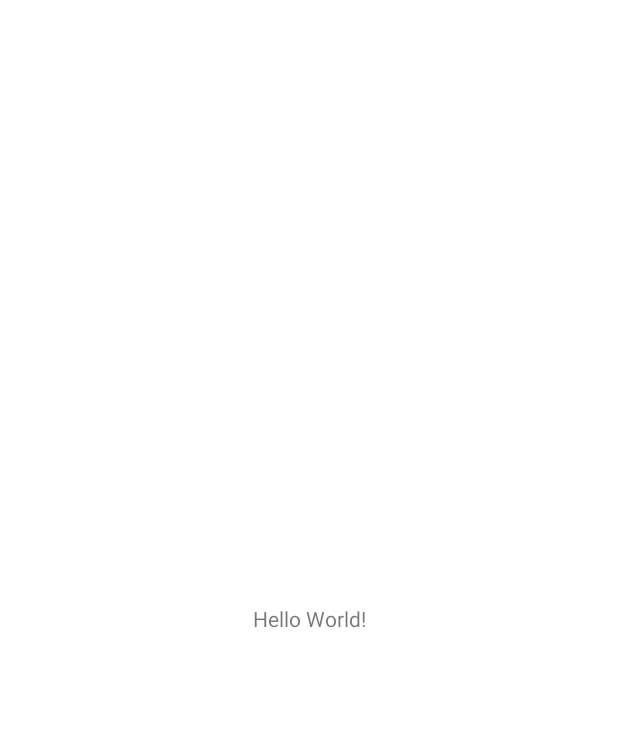
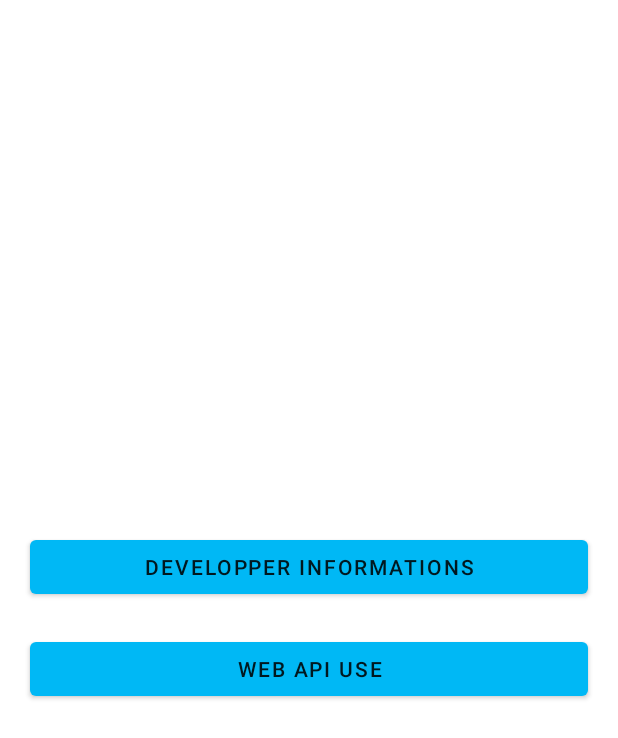
Before and after one commit to FrancisEpsi/Examen-EPSI-Android-Kotlin, an Android app: the screen it shows after launch (MainActivity), on a phone screen of 412 x 824 dp. Before the commit the part shown is almost empty. Shown: the top 738 px of the screen. Run offline under Robolectric (Android 15) with nearby library versions, the phone set to English and light mode, and no system bars.

Commit message:
Design de la page principale + Design thème bouton + Ajout des strings.xml en anglais

```diff
--- a/app/src/main/res/layout/activity_main.xml
+++ b/app/src/main/res/layout/activity_main.xml
@@ -1,18 +1,24 @@
 <?xml version="1.0" encoding="utf-8"?>
-<androidx.constraintlayout.widget.ConstraintLayout xmlns:android="http://schemas.android.com/apk/res/android"
+<LinearLayout xmlns:android="http://schemas.android.com/apk/res/android"
     xmlns:app="http://schemas.android.com/apk/res-auto"
     xmlns:tools="http://schemas.android.com/tools"
     android:layout_width="match_parent"
     android:layout_height="match_parent"
-    tools:context=".MainActivity">
+    tools:context=".MainActivity"
+    android:gravity="center"
+    android:orientation="vertical">
 
-    <TextView
-        android:layout_width="wrap_content"
-        android:layout_height="wrap_content"
-        android:text="Hello World!"
-        app:layout_constraintBottom_toBottomOf="parent"
-        app:layout_constraintLeft_toLeftOf="parent"
-        app:layout_constraintRight_toRightOf="parent"
-        app:layout_constraintTop_toTopOf="parent" />
 
-</androidx.constraintlayout.widget.ConstraintLayout>
+    <Button
+        android:id="@+id/buttonDevInfo"
+        android:text="@string/buttonDevInfo_Text"
+        style="@style/customMainButton"
+        />
+
+    <Button
+        android:id="@+id/buttonUseAPI"
+        android:text="@string/buttonUseAPI_Text"
+        style="@style/customMainButton"
+        />
+
+</LinearLayout>
--- a/app/src/main/res/values-night/themes.xml
+++ b/app/src/main/res/values-night/themes.xml
@@ -16,4 +16,14 @@
         <item name="android:navigationBarColor">@color/black</item>
         <item name="colorPrimaryDark">@color/blue</item>
     </style>
+
+    <style name="customMainButton" parent="Base.TextAppearance.AppCompat.Button">
+        <item name="android:layout_width">match_parent</item>
+        <item name="android:layout_height">wrap_content</item>
+
+        <item name="android:layout_marginTop">10dp</item>
+        <item name="android:layout_marginBottom">10dp</item>
+        <item name="android:layout_marginLeft">20dp</item>
+        <item name="android:layout_marginRight">20dp</item>
+    </style>
 </resources>
--- a/app/src/main/res/values/strings.xml
+++ b/app/src/main/res/values/strings.xml
@@ -1,3 +1,6 @@
 <resources>
     <string name="app_name">ProjetExamen</string>
+    <string name="titleBar_Text">EPSI</string>
+    <string name="buttonDevInfo_Text">Developper Informations</string>
+    <string name="buttonUseAPI_Text">Web API Use</string>
 </resources>
--- a/app/src/main/res/values/themes.xml
+++ b/app/src/main/res/values/themes.xml
@@ -16,4 +16,15 @@
         <item name="android:navigationBarColor">@color/white</item>
         <item name="colorPrimaryDark">@color/blue</item>
     </style>
+
+
+    <style name="customMainButton" parent="Base.TextAppearance.AppCompat.Button">
+        <item name="android:layout_width">match_parent</item>
+        <item name="android:layout_height">wrap_content</item>
+
+        <item name="android:layout_marginTop">10dp</item>
+        <item name="android:layout_marginBottom">10dp</item>
+        <item name="android:layout_marginLeft">20dp</item>
+        <item name="android:layout_marginRight">20dp</item>
+    </style>
 </resources>
```
